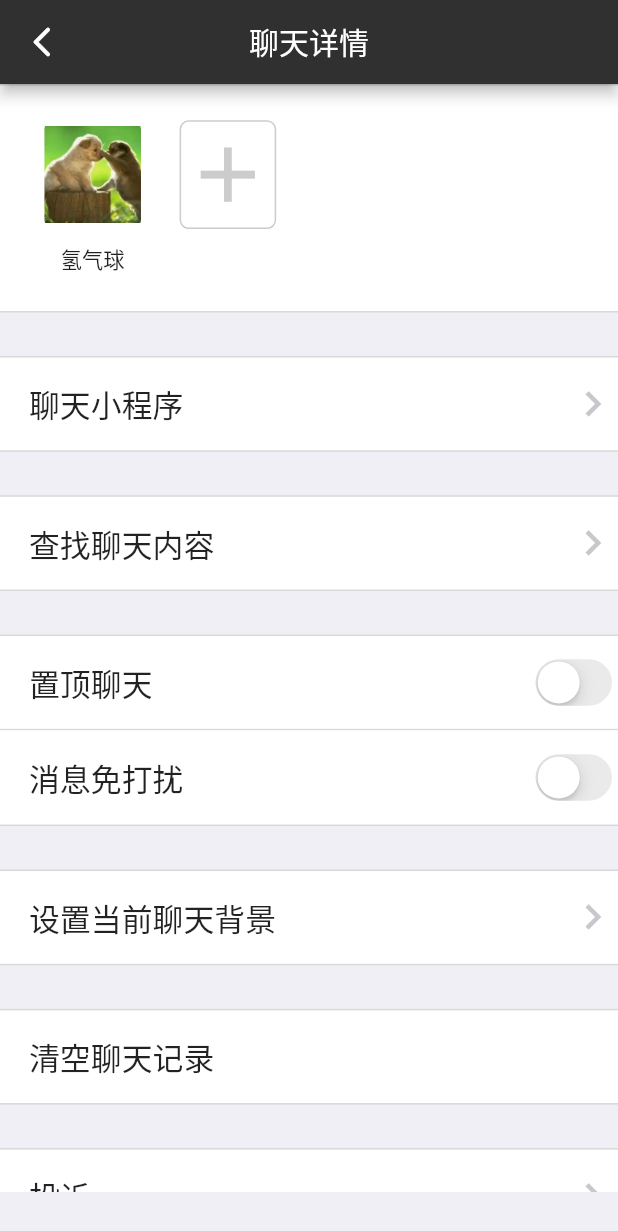
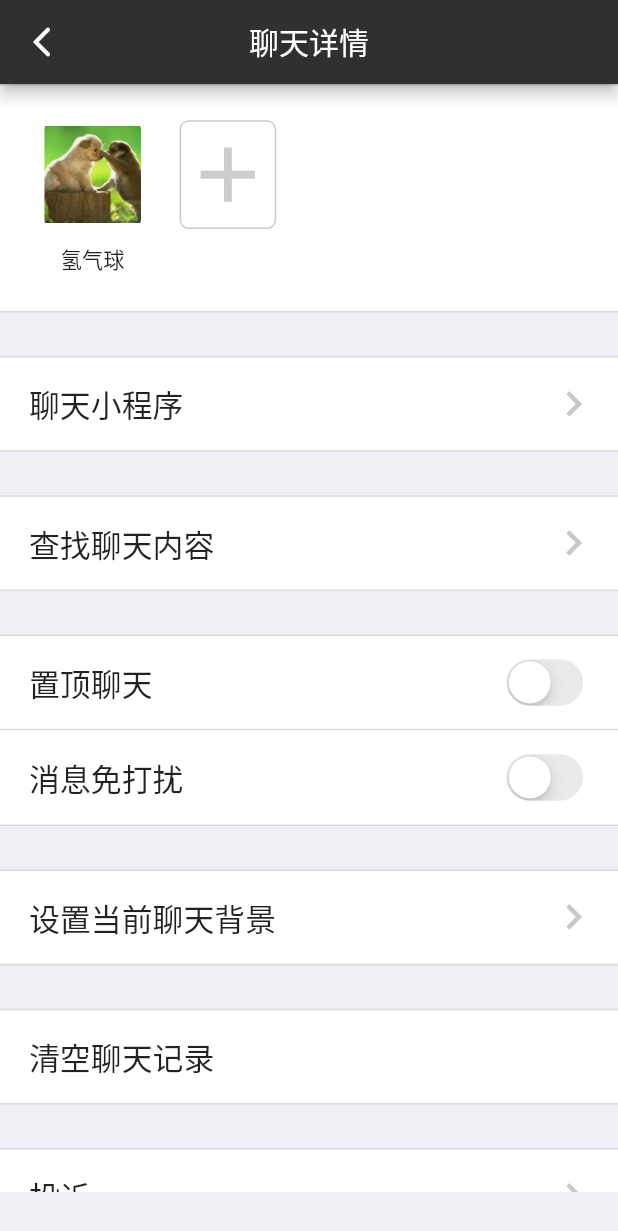
Before and after one commit to j787701730/wx_flutter, a Flutter app: the ChatDetail screen opened directly, on a phone screen of 412 x 824 dp. Shown: the top 1231 px of the screen. Run offline on Flutter 3.47's test engine with Material 2 defaults, Android fonts, the phone set to English and light mode, and no system bars; our stand-ins replace fluro, flutter_screenutil, flutter_slidable.

Commit message:
聊天详情界面 修改

```diff
--- a/lib/pages/chat_detail.dart
+++ b/lib/pages/chat_detail.dart
@@ -108,6 +108,7 @@ class _ChatDetailState extends State<ChatDetail> {
                     ),
                   )),
                   Container(
+                    padding: EdgeInsets.only(right: ScreenUtil.getInstance().setWidth(20.0)),
                     child: Icon(
                       Icons.keyboard_arrow_right,
                       color: Color(0xffC7C7CC),
@@ -135,6 +136,7 @@ class _ChatDetailState extends State<ChatDetail> {
                     ),
                   )),
                   Container(
+                    padding: EdgeInsets.only(right: ScreenUtil.getInstance().setWidth(20.0)),
                     child: Icon(
                       Icons.keyboard_arrow_right,
                       color: Color(0xffC7C7CC),
@@ -162,9 +164,8 @@ class _ChatDetailState extends State<ChatDetail> {
                     ),
                   )),
                   Container(
-                    child: Container(
-                      child: CupertinoSwitch(value: isTop, onChanged: topChange),
-                    ),
+                    padding: EdgeInsets.only(right: ScreenUtil.getInstance().setWidth(30.0)),
+                    child: CupertinoSwitch(value: isTop, onChanged: topChange),
                   )
                 ],
               ),
@@ -187,6 +188,7 @@ class _ChatDetailState extends State<ChatDetail> {
                     ),
                   )),
                   Container(
+                    padding: EdgeInsets.only(right: ScreenUtil.getInstance().setWidth(30.0)),
                     child: CupertinoSwitch(value: isMsg, onChanged: msgChange),
                   )
                 ],
@@ -210,6 +212,7 @@ class _ChatDetailState extends State<ChatDetail> {
                     ),
                   )),
                   Container(
+                    padding: EdgeInsets.only(right: ScreenUtil.getInstance().setWidth(20.0)),
                     child: Icon(
                       Icons.keyboard_arrow_right,
                       color: Color(0xffC7C7CC),
@@ -256,6 +259,7 @@ class _ChatDetailState extends State<ChatDetail> {
                     ),
                   )),
                   Container(
+                    padding: EdgeInsets.only(right: ScreenUtil.getInstance().setWidth(20.0)),
                     child: Icon(
                       Icons.keyboard_arrow_right,
                       color: Color(0xffC7C7CC),
```
